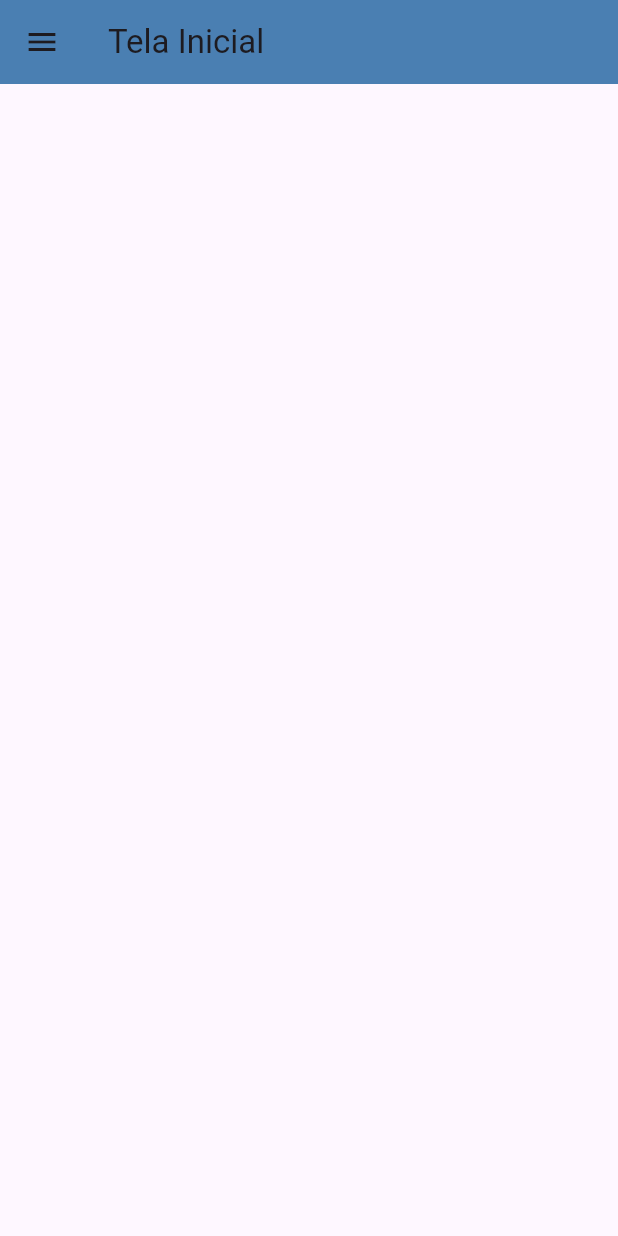
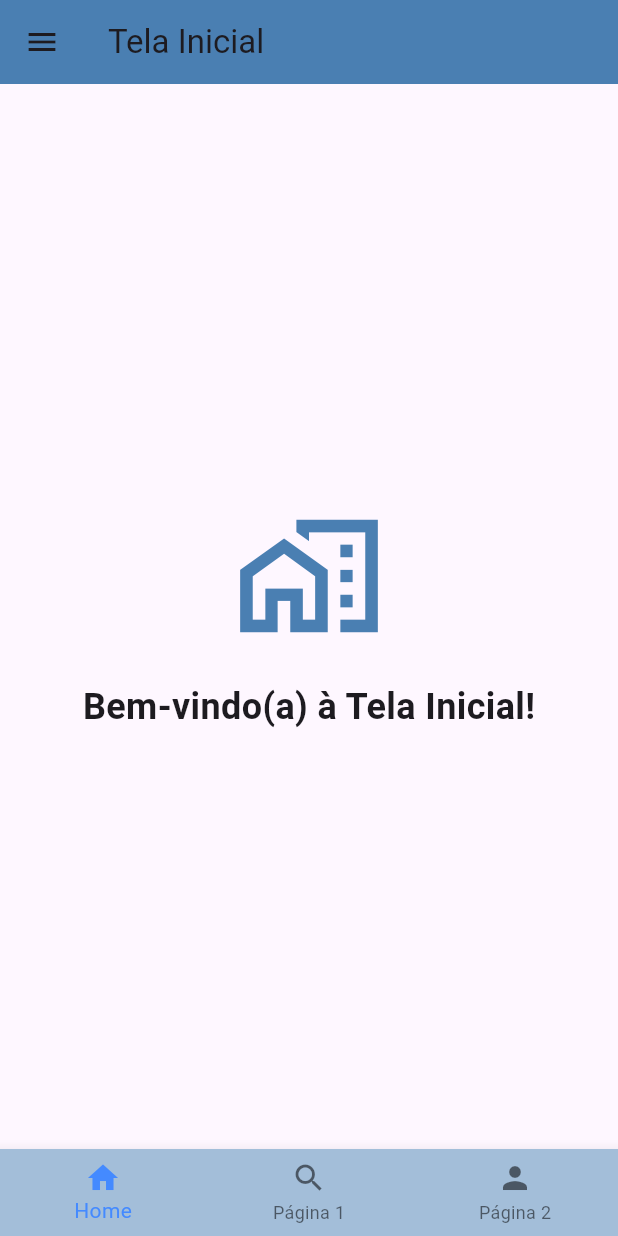
Before and after one commit to AnaLuizanc/first_application, a Flutter app: the screen it shows after launch, on a phone screen of 412 x 824 dp. Run offline on Flutter 3.47's test engine with Material 3 defaults, Android fonts, the phone set to English and light mode, and no system bars.

Commit message:
add main content and bottom navigation bar to homepage

```diff
--- a/lib/homePage.dart
+++ b/lib/homePage.dart
@@ -14,6 +14,23 @@ class _HomepageState extends State<Homepage> {
       appBar: AppBar(
         backgroundColor: Color(0xFF4A7FB2),
         title: const Text('Tela Inicial'),
+      ),
+      body: Center(
+        child: Column(
+          mainAxisAlignment: MainAxisAlignment.center,
+          children: <Widget>[
+            Icon(
+              Icons.home_work_outlined,
+              size: 100,
+              color: Color(0xFF4A7FB2),
+            ),
+            SizedBox(height: 20),
+            Text(
+              'Bem-vindo(a) à Tela Inicial!',
+              style: TextStyle(fontSize: 24, fontWeight: FontWeight.bold),
+            ),
+          ],
+        ),
       ),
       drawer: Drawer(
         child: ListView(
@@ -47,7 +64,25 @@ class _HomepageState extends State<Homepage> {
             ),
           ],
         ),
-
+      ),
+      bottomNavigationBar: BottomNavigationBar(
+        type: BottomNavigationBarType.fixed,
+        backgroundColor: Color(0xFFA3BED9),
+        selectedItemColor: Colors.blueAccent,
+        items:[
+          BottomNavigationBarItem(
+            icon: Icon(Icons.home),
+            label: 'Home',
+          ),
+          BottomNavigationBarItem(
+            icon: Icon(Icons.search),
+            label: 'Página 1',
+          ),
+          BottomNavigationBarItem(
+            icon: Icon(Icons.person),
+            label: 'Página 2',
+          ),
+        ],
       ),
     );
   }
```
